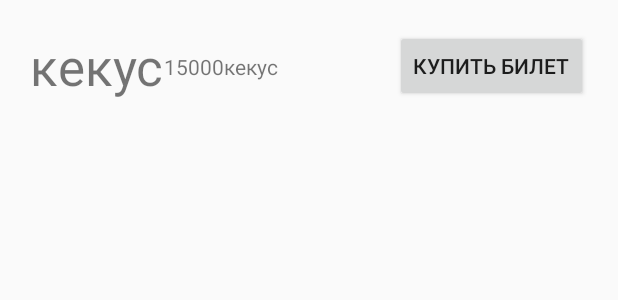
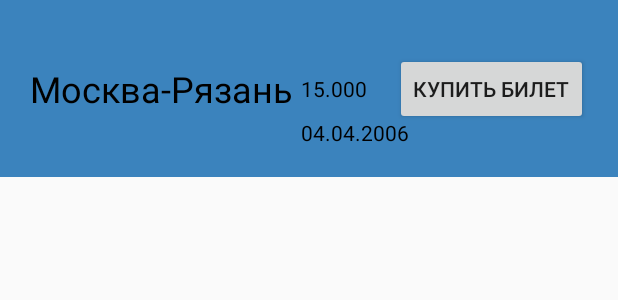
Before and after one commit to farhod849/Nah-i-d-win, an Android app: the layout ticketlayout.xml on its own in the app's theme, with its tools: preview values and no code run, on a phone screen of 412 x 824 dp. Shown: the top 300 px of the screen. Run offline under Robolectric (Android 15) with nearby library versions, the phone set to English and light mode, and no system bars.

Commit message:
Commit6
Changes:
- several changes

```diff
--- a/app/src/main/res/layout/fragment_login.xml
+++ b/app/src/main/res/layout/fragment_login.xml
@@ -6,10 +6,9 @@
     xmlns:app="http://schemas.android.com/apk/res-auto"
     tools:context=".fragments.FragmentLogin"
     android:background="@drawable/background_app"
-    >
+    android:id="@+id/constraintlogin">
 
     <Button
-
         app:layout_constraintRight_toRightOf="parent"
         app:layout_constraintLeft_toLeftOf="parent"
         app:layout_constraintTop_toBottomOf="@id/LoginBtn"
@@ -59,6 +58,7 @@
         android:text="Войти" />
 
     <TextView
+        android:textColor="@color/black"
         android:layout_marginRight="80dp"
         android:layout_marginBottom="30dp"
         app:layout_constraintBottom_toBottomOf="parent"
@@ -88,6 +88,6 @@
         app:layout_constraintRight_toRightOf="parent"
         app:layout_constraintTop_toTopOf="parent"
         android:layout_marginTop="60dp"
-        tools:background="@drawable/mainmenulogo"/>
+        android:background="@drawable/mainmenulogo"/>
 
 </androidx.constraintlayout.widget.ConstraintLayout>
--- a/app/src/main/res/layout/ticketlayout.xml
+++ b/app/src/main/res/layout/ticketlayout.xml
@@ -4,7 +4,8 @@
     android:layout_width="match_parent"
     android:layout_height="wrap_content"
     android:padding="20dp"
-    xmlns:app="http://schemas.android.com/apk/res-auto">
+    xmlns:app="http://schemas.android.com/apk/res-auto"
+    android:background="@color/darkblue">
 
     <Button
         android:id="@+id/BuyTicket"
@@ -14,33 +15,38 @@
         app:layout_constraintRight_toRightOf="parent"
         app:layout_constraintEnd_toEndOf="parent"
         app:layout_constraintTop_toTopOf="parent"
-        app:layout_constraintBottom_toBottomOf="parent" />
+        app:layout_constraintBottom_toBottomOf="parent"/>
 
     <TextView
+        android:textColor="?txtColor"
         app:layout_constraintStart_toStartOf="parent"
         app:layout_constraintTop_toTopOf="parent"
         app:layout_constraintBottom_toBottomOf="parent"
         android:id="@+id/NameTicket"
         android:layout_width="wrap_content"
         android:layout_height="wrap_content"
-        android:text="кекус"
-        android:textSize="34dp" />
+        android:text="Москва-Рязань"
+        android:textSize="24dp" />
 
     <TextView
+        android:textColor="?txtColor"
+        android:layout_marginLeft="5dp"
         app:layout_constraintStart_toEndOf="@id/NameTicket"
         app:layout_constraintTop_toTopOf="parent"
         app:layout_constraintBottom_toBottomOf="parent"
         android:id="@+id/PriceTicket"
         android:layout_width="wrap_content"
         android:layout_height="wrap_content"
-        android:text="15000"/>
+        android:text="15.000"/>
 
     <TextView
-        app:layout_constraintStart_toEndOf="@id/PriceTicket"
-        app:layout_constraintTop_toTopOf="parent"
+        android:textColor="?txtColor"
+        android:layout_marginTop="10dp"
+        app:layout_constraintStart_toStartOf="@id/PriceTicket"
+        app:layout_constraintTop_toBottomOf="@id/PriceTicket"
         app:layout_constraintBottom_toBottomOf="parent"
         android:id="@+id/DateTicket"
         android:layout_width="wrap_content"
         android:layout_height="wrap_content"
-        android:text="кекус"/>
+        android:text="04.04.2006"/>
 </androidx.constraintlayout.widget.ConstraintLayout>
--- a/app/src/main/res/values-night/themes.xml
+++ b/app/src/main/res/values-night/themes.xml
@@ -2,7 +2,7 @@
     <!-- Base application theme. -->
     <style name="Base.Theme.Bus_App_e" parent="Theme.AppCompat.DayNight.NoActionBar">
         <item name="txtColor"> @color/white</item>
-        <item name="bgcolor"> @color/white</item>
+        <item name="bgcolor"> @color/gray</item>
         <item name="btncolor"> @color/white</item>
     </style>
 </resources>
--- a/app/src/main/res/values/colors.xml
+++ b/app/src/main/res/values/colors.xml
@@ -6,4 +6,5 @@
     <color name="gray">#808080</color>
     <color name="yellow">#FFFF00</color>
     <color name="red">#FF0000</color>
+    <color name="darkblue">#3B83BD</color>
 </resources>
```
Also changed, not shown: app/src/main/java/com/example/bus_app_e/fragments/Map_fragment.kt (+0 -7 lines), app/src/main/res/layout/fragment__reg.xml (+7 -1 lines), app/src/main/java/com/example/bus_app_e/activities/MainActivity.kt (indentation only), app/src/main/res/drawable/app_bg_night.png (added).
